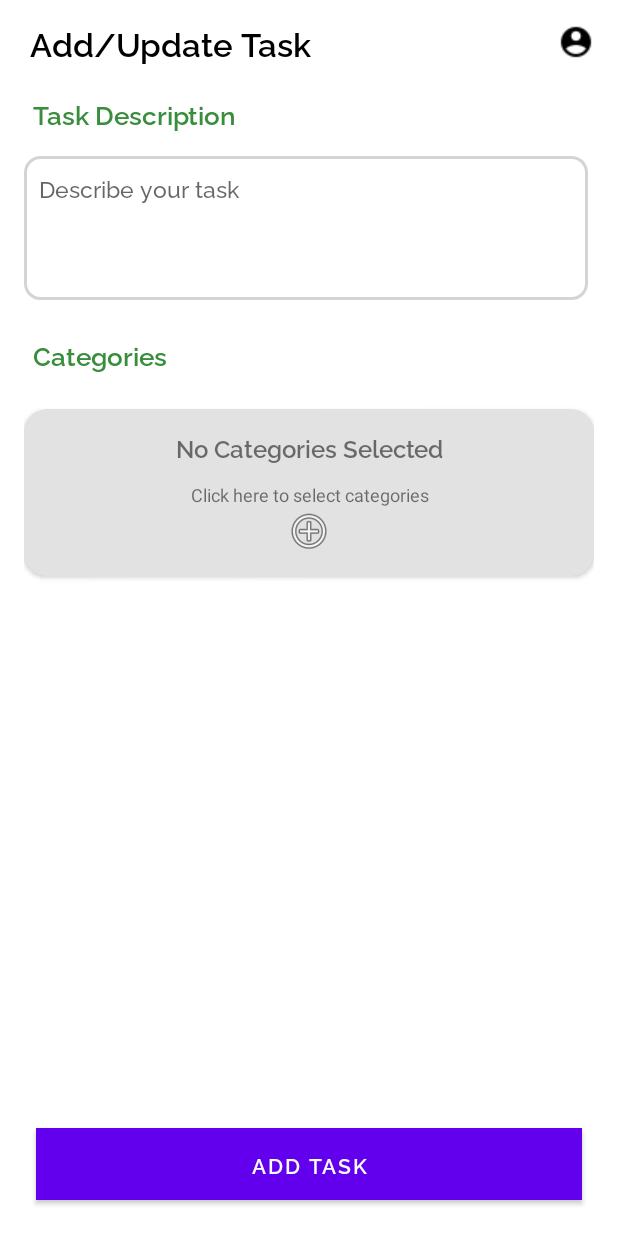
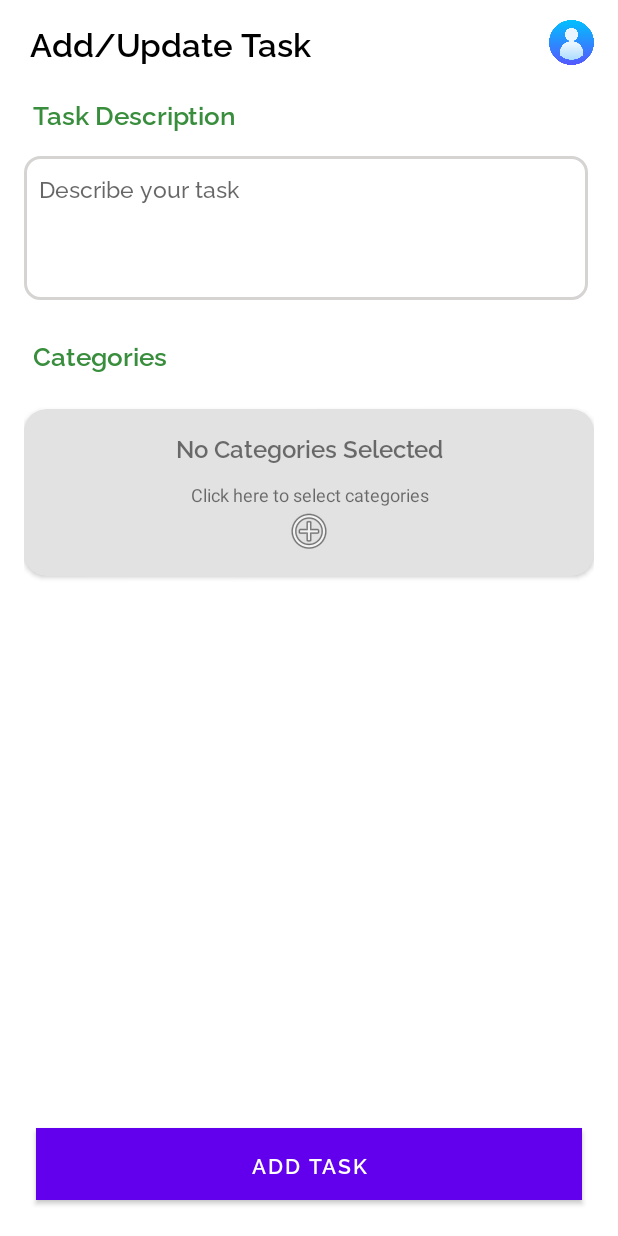
Before and after one commit to akshaykumar04/todo-app, an Android app: the screen it shows after launch (AddOrEditTaskActivity), after a tap on "Add New Task", on a phone screen of 412 x 824 dp. Run offline under Robolectric (Android 15) with nearby library versions, the phone set to English and light mode, and no system bars; our stand-ins replace AdMob, Firebase (no records; nobody signed in at launch, a user with empty details on screens opened directly), data binding.

Commit message:
updated toolbar user icon

```diff
--- a/app/src/main/java/com/sstechcanada/todo/activities/AddOrEditTaskActivity.java
+++ b/app/src/main/java/com/sstechcanada/todo/activities/AddOrEditTaskActivity.java
@@ -20,6 +20,8 @@ import android.widget.Toast;
 import androidx.annotation.NonNull;
 import androidx.appcompat.app.AlertDialog;
 import androidx.appcompat.app.AppCompatActivity;
+import androidx.appcompat.widget.AppCompatImageButton;
+import androidx.appcompat.widget.AppCompatImageView;
 import androidx.cardview.widget.CardView;
 import androidx.databinding.DataBindingUtil;
 
@@ -75,7 +77,7 @@ public class AddOrEditTaskActivity extends AppCompatActivity {
     private String selectedResult = "";
     private TodoTask todoTaskToAddOrEdit;
     private TextView tv, noOfCat, addMoreCat, toolBarTitle;
-    private ImageButton toolbar_profile;
+    private AppCompatImageView toolbar_profile;
 
     public static String convertArrayToString(ArrayList<String> array) {
         String str = "";
--- a/app/src/main/java/com/sstechcanada/todo/activities/TodoListActivity.java
+++ b/app/src/main/java/com/sstechcanada/todo/activities/TodoListActivity.java
@@ -24,6 +24,8 @@ import android.widget.Toast;
 import androidx.annotation.NonNull;
 import androidx.appcompat.app.ActionBar;
 import androidx.appcompat.app.AppCompatActivity;
+import androidx.appcompat.widget.AppCompatImageButton;
+import androidx.appcompat.widget.AppCompatImageView;
 import androidx.appcompat.widget.Toolbar;
 import androidx.databinding.DataBindingUtil;
 import androidx.loader.app.LoaderManager;
@@ -57,7 +59,7 @@ public class TodoListActivity extends AppCompatActivity implements LoaderManager
     private TodoListAdapter mTodoListAdapter;
     private ActivityTodoListBinding mBinding;
     private SharedPreferences mSharedPreferences;
-    private ImageButton toolbar_profile;
+    private AppCompatImageView toolbar_profile;
 
     @Override
     protected void onCreate(Bundle savedInstanceState) {
--- a/app/src/main/res/layout/act_bar.xml
+++ b/app/src/main/res/layout/act_bar.xml
@@ -27,14 +27,13 @@
             app:layout_constraintStart_toStartOf="parent"
             app:layout_constraintTop_toTopOf="parent" />
 
-        <ImageButton
+        <androidx.appcompat.widget.AppCompatImageView
             android:id="@+id/profile_toolbar"
-            android:layout_width="wrap_content"
-            android:layout_height="wrap_content"
-            android:layout_marginEnd="16dp"
-            android:layout_marginRight="16dp"
+            android:layout_width="30dp"
+            android:layout_height="30dp"
+            android:layout_margin="16dp"
             android:background="@color/toolbar_background"
-            android:src="@drawable/profile_tool"
+            android:src="@drawable/user_blue"
             app:layout_constraintBottom_toBottomOf="parent"
             app:layout_constraintEnd_toEndOf="parent"
             app:layout_constraintTop_toTopOf="parent" />
```
Also changed, not shown: app/src/main/res/drawable/user.png (added), app/src/main/res/drawable/user_blue.png (added).
